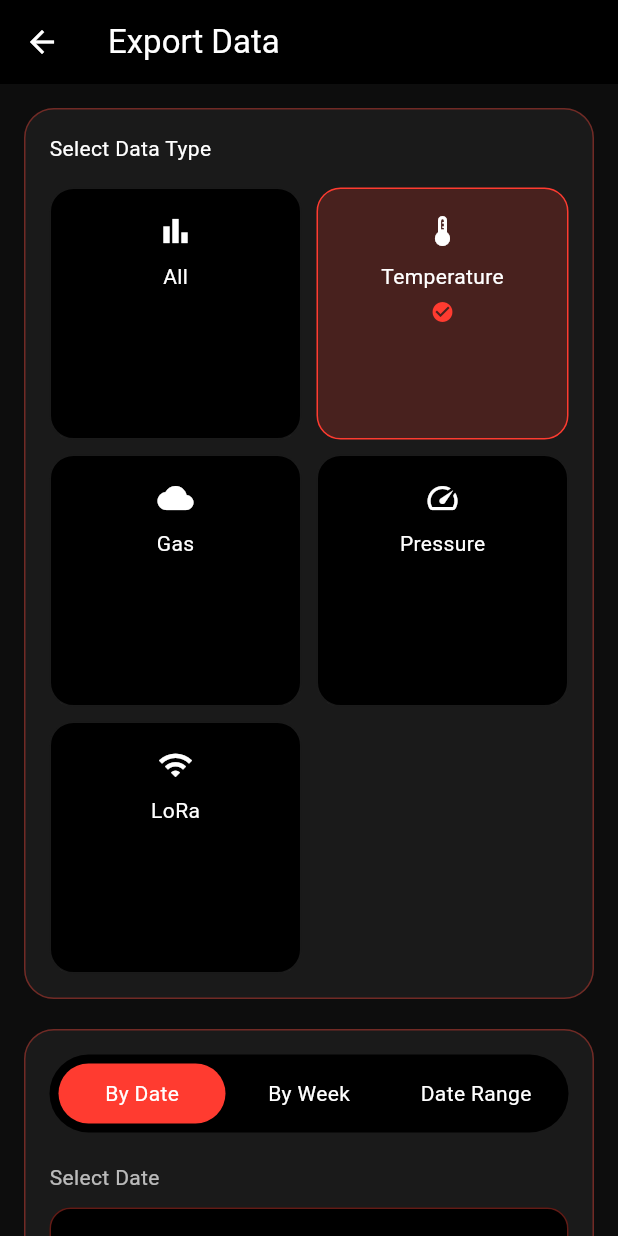
After one commit to RayyaRambani/merapi_app, a Flutter app: the ExportPage screen opened directly, after a tap on "Temperature", on a phone screen of 412 x 824 dp. The commit adds this screen. Run offline on Flutter 3.47's test engine with Material 3 defaults, Android fonts, the phone set to English and light mode, and no system bars; our stand-ins replace fl_chart, permission_handler; missing offline and left inert: flutter_downloader; network calls fail.

Commit message:
fix temperature page

```diff
--- /dev/null
+++ b/lib/export_page.dart
@@ -0,0 +1,346 @@
+import 'package:flutter/material.dart';
+import 'package:intl/intl.dart';
+import 'package:flutter_downloader/flutter_downloader.dart';
+import 'package:path_provider/path_provider.dart'; // 🔥 WAJIB
+
+const bgColor = Color(0xFF0D0D0D);
+const cardColor = Color(0xFF1A1A1A);
+const lavaRed = Color(0xFFFF3B30);
+
+class ExportPage extends StatefulWidget {
+  const ExportPage({super.key});
+
+  @override
+  State<ExportPage> createState() => _ExportPageState();
+}
+
+class _ExportPageState extends State<ExportPage> {
+  String selectedType = "All";
+  String selectedFilter = "date";
+
+  DateTime selectedDate = DateTime.now();
+  DateTime fromDate = DateTime.now().subtract(const Duration(days: 7));
+  DateTime toDate = DateTime.now();
+
+  // ================= DOWNLOAD =================
+  Future downloadFile(String url) async {
+    try {
+      final dir = await getExternalStorageDirectory();
+
+      if (dir == null) throw Exception("Storage tidak ditemukan");
+
+      await FlutterDownloader.enqueue(
+        url: url,
+        savedDir: dir.path, // 🔥 SAFE PATH
+        fileName: "merapi_data_${DateTime.now().millisecondsSinceEpoch}.csv",
+        showNotification: true,
+        openFileFromNotification: true,
+      );
+
+      ScaffoldMessenger.of(context).showSnackBar(
+        SnackBar(content: Text("Download dimulai ke: ${dir.path}")),
+      );
+    } catch (e) {
+      ScaffoldMessenger.of(
+        context,
+      ).showSnackBar(SnackBar(content: Text("Error download: $e")));
+    }
+  }
+
+  // ================= DATE PICK =================
+  Future pickDate() async {
+    final picked = await showDatePicker(
+      context: context,
+      initialDate: selectedDate,
+      firstDate: DateTime(2024),
+      lastDate: DateTime(2030),
+    );
+
+    if (picked != null) {
+      setState(() => selectedDate = picked);
+    }
+  }
+
+  // ================= TYPE CARD =================
+  Widget typeCard(String title, IconData icon) {
+    final isSelected = selectedType == title;
+
+    return GestureDetector(
+      onTap: () => setState(() => selectedType = title),
+      child: Container(
+        padding: const EdgeInsets.all(16),
+        decoration: BoxDecoration(
+          color: isSelected ? lavaRed.withOpacity(0.2) : Colors.black,
+          borderRadius: BorderRadius.circular(16),
+          border: Border.all(color: isSelected ? lavaRed : Colors.white10),
+        ),
+        child: Column(
+          children: [
+            Icon(icon, color: Colors.white),
+            const SizedBox(height: 8),
+            Text(title, style: const TextStyle(color: Colors.white)),
+            if (isSelected)
+              const Padding(
+                padding: EdgeInsets.only(top: 6),
+                child: Icon(Icons.check_circle, color: lavaRed, size: 16),
+              ),
+          ],
+        ),
+      ),
+    );
+  }
+
+  // ================= FILTER TAB =================
+  Widget filterTab(String label, String value) {
+    final isActive = selectedFilter == value;
+
+    return Expanded(
+      child: GestureDetector(
+        onTap: () => setState(() => selectedFilter = value),
+        child: Container(
+          padding: const EdgeInsets.symmetric(vertical: 10),
+          decoration: BoxDecoration(
+            color: isActive ? lavaRed : Colors.transparent,
+            borderRadius: BorderRadius.circular(20),
+          ),
+          child: Center(
+            child: Text(label, style: const TextStyle(color: Colors.white)),
+          ),
+        ),
+      ),
+    );
+  }
+
+  // ================= BOX =================
+  Widget buildBox({required Widget child}) {
+    return Container(
+      padding: const EdgeInsets.all(14),
+      decoration: BoxDecoration(
+        color: Colors.black,
+        borderRadius: BorderRadius.circular(14),
+        border: Border.all(color: Colors.red.withOpacity(0.4)),
+      ),
+      child: child,
+    );
+  }
+
+  // ================= EXPORT BUTTON =================
+  Widget exportButton(String text) {
+    return GestureDetector(
+      onTap: () {
+        String url = "";
+
+        if (selectedFilter == "date") {
+          final date = DateFormat("yyyy-MM-dd").format(selectedDate);
+          url =
+              "https://merapi-backend-production.up.railway.app/api/v1/export?date=$date";
+        }
+
+        if (selectedFilter == "week") {
+          final date = DateFormat("yyyy-MM-dd").format(selectedDate);
+          url =
+              "https://merapi-backend-production.up.railway.app/api/v1/export?date=$date";
+        }
+
+        if (selectedFilter == "range") {
+          final date = DateFormat("yyyy-MM-dd").format(fromDate);
+          url =
+              "https://merapi-backend-production.up.railway.app/api/v1/export?date=$date";
+        }
+
+        // 🔥 VALIDASI URL
+        if (url.isEmpty) {
+          ScaffoldMessenger.of(
+            context,
+          ).showSnackBar(const SnackBar(content: Text("URL tidak valid")));
+          return;
+        }
+
+        downloadFile(url);
+      },
+      child: Container(
+        width: double.infinity,
+        padding: const EdgeInsets.symmetric(vertical: 16),
+        decoration: BoxDecoration(
+          color: lavaRed,
+          borderRadius: BorderRadius.circular(16),
+        ),
+        child: Center(
+          child: Text(text, style: const TextStyle(color: Colors.white)),
+        ),
+      ),
+    );
+  }
+
+  // ================= BUILD =================
+  @override
+  Widget build(BuildContext context) {
+    return Scaffold(
+      backgroundColor: bgColor,
+      appBar: AppBar(
+        backgroundColor: Colors.black,
+        title: const Text("Export Data", style: TextStyle(color: Colors.white)),
+        iconTheme: const IconThemeData(color: Colors.white),
+      ),
+      body: SingleChildScrollView(
+        padding: const EdgeInsets.all(16),
+        child: Column(
+          children: [
+            // ================= SELECT TYPE =================
+            Container(
+              padding: const EdgeInsets.all(16),
+              decoration: BoxDecoration(
+                color: cardColor,
+                borderRadius: BorderRadius.circular(20),
+                border: Border.all(color: Colors.red.withOpacity(0.4)),
+              ),
+              child: Column(
+                crossAxisAlignment: CrossAxisAlignment.start,
+                children: [
+                  const Text(
+                    "Select Data Type",
+                    style: TextStyle(color: Colors.white),
+                  ),
+                  const SizedBox(height: 16),
+                  GridView.count(
+                    crossAxisCount: 2,
+                    shrinkWrap: true,
+                    physics: const NeverScrollableScrollPhysics(),
+                    mainAxisSpacing: 10,
+                    crossAxisSpacing: 10,
+                    children: [
+                      typeCard("All", Icons.bar_chart),
+                      typeCard("Temperature", Icons.thermostat),
+                      typeCard("Gas", Icons.cloud),
+                      typeCard("Pressure", Icons.speed),
+                      typeCard("LoRa", Icons.wifi),
+                    ],
+                  ),
+                ],
+              ),
+            ),
+
+            const SizedBox(height: 20),
+
+            // ================= FILTER + FORM =================
+            Container(
+              padding: const EdgeInsets.all(16),
+              decoration: BoxDecoration(
+                color: cardColor,
+                borderRadius: BorderRadius.circular(20),
+                border: Border.all(color: Colors.red.withOpacity(0.4)),
+              ),
+              child: Column(
+                crossAxisAlignment: CrossAxisAlignment.start,
+                children: [
+                  Container(
+                    padding: const EdgeInsets.all(6),
+                    decoration: BoxDecoration(
+                      color: Colors.black,
+                      borderRadius: BorderRadius.circular(30),
+                    ),
+                    child: Row(
+                      children: [
+                        filterTab("By Date", "date"),
+                        filterTab("By Week", "week"),
+                        filterTab("Date Range", "range"),
+                      ],
+                    ),
+                  ),
+
+                  const SizedBox(height: 20),
+
+                  if (selectedFilter == "date") ...[
+                    const Text(
+                      "Select Date",
+                      style: TextStyle(color: Colors.white70),
+                    ),
+                    const SizedBox(height: 10),
+                    buildBox(
+                      child: Row(
+                        children: [
+                          const Icon(
+                            Icons.calendar_today,
+                            color: Colors.white70,
+                          ),
+                          const SizedBox(width: 10),
+                          Expanded(
+                            child: Text(
+                              DateFormat("MMMM d, yyyy").format(selectedDate),
+                              style: const TextStyle(color: Colors.white),
+                            ),
+                          ),
+                          IconButton(
+                            icon: const Icon(Icons.edit, color: Colors.white),
+                            onPressed: pickDate,
+                          ),
+                        ],
+                      ),
+                    ),
+                    const SizedBox(height: 16),
+                    exportButton("Export Data"),
+                  ],
+
+                  if (selectedFilter == "week") ...[
+                    const Text(
+                      "Select Week",
+                      style: TextStyle(color: Colors.white70),
+                    ),
+                    const SizedBox(height: 10),
+                    buildBox(
+                      child: Row(
+                        children: [
+                          const Icon(
+                            Icons.calendar_today,
+                            color: Colors.white70,
+                          ),
+                          const SizedBox(width: 10),
+                          Expanded(
+                            child: Text(
+                              "Week of ${DateFormat("MMMM d, yyyy").format(selectedDate)}",
+                              style: const TextStyle(color: Colors.white),
+                            ),
+                          ),
+                        ],
+                      ),
+                    ),
+                    const SizedBox(height: 16),
+                    exportButton("Export Week Data"),
+                  ],
+
+                  if (selectedFilter == "range") ...[
+                    const Text(
+                      "From Date",
+                      style: TextStyle(color: Colors.white70),
+                    ),
+                    const SizedBox(height: 10),
+                    buildBox(
+                      child: Text(
+                        DateFormat("MMMM d, yyyy").format(fromDate),
+                        style: const TextStyle(color: Colors.white),
+                      ),
+                    ),
+                    const SizedBox(height: 12),
+                    const Text(
+                      "To Date",
+                      style: TextStyle(color: Colors.white70),
+                    ),
+                    const SizedBox(height: 10),
+                    buildBox(
+                      child: Text(
+                        DateFormat("MMMM d, yyyy").format(toDate),
+                        style: const TextStyle(color: Colors.white),
+                      ),
+                    ),
+                    const SizedBox(height: 16),
+                    exportButton("Export Range Data"),
+                  ],
+                ],
+              ),
+            ),
+          ],
+        ),
+      ),
+    );
+  }
+}
--- a/pubspec.yaml
+++ b/pubspec.yaml
@@ -34,10 +34,13 @@ dependencies:
   http: ^1.2.0
   fl_chart: ^0.66.0
   cupertino_icons: ^1.0.8
+  intl: ^0.19.0
+
 
   # 🔥 TAMBAHAN DOWNLOAD
   path_provider: ^2.1.2
   permission_handler: ^11.3.0
+  flutter_downloader: ^1.11.6
   # The following adds the Cupertino Icons font to your application.
   # Use with the CupertinoIcons class for iOS style icons.
 
```
Also changed, not shown: lib/main.dart (+18 -23 lines), lib/temperature_page.dart (+142 -170 lines), pubspec.lock, 3 other files.
